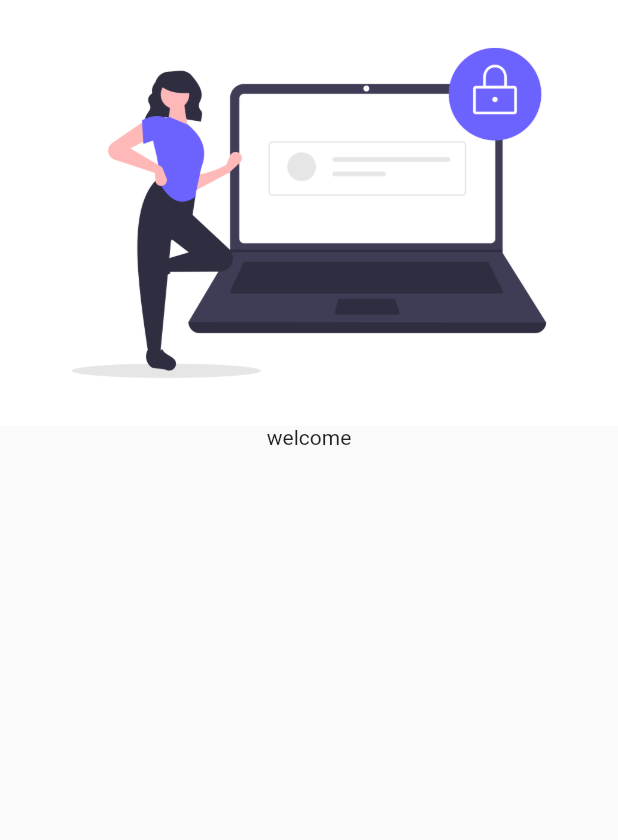
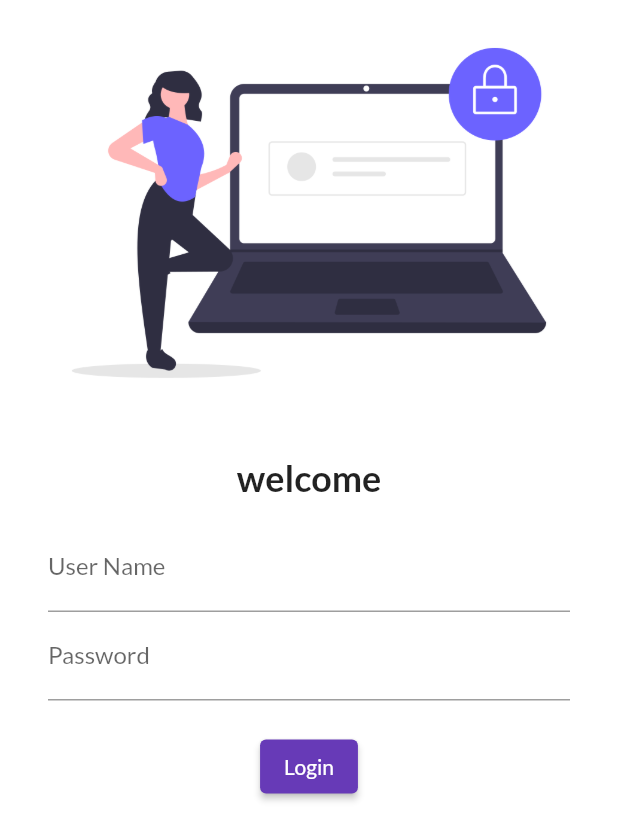
Before and after one commit to someshwari-rudra/30daysFlutter, a Flutter app: the screen it shows after launch, on a phone screen of 412 x 824 dp. Shown: the top 840 px of the screen. Run offline on Flutter 3.47's test engine with Material 2 defaults, Android fonts, the phone set to English and light mode, and no system bars; our stand-ins replace google_fonts.

Commit message:
flutter day4 completed

```diff
--- a/bloodbank/lib/main.dart
+++ b/bloodbank/lib/main.dart
@@ -1,6 +1,7 @@
 // import 'package:bloodbank/pages/home_page.dart';
 import 'package:bloodbank/pages/login_page.dart';
 import 'package:flutter/material.dart';
+import 'package:google_fonts/google_fonts.dart';
 
 void main() {
   runApp(MyApp());
@@ -13,7 +14,9 @@
   Widget build(BuildContext context) {
     return MaterialApp(
       themeMode: ThemeMode.light,
-      theme: ThemeData(primarySwatch: Colors.lightBlue),
+      theme: ThemeData(
+          primarySwatch: Colors.deepPurple,
+          fontFamily: GoogleFonts.lato().fontFamily),
       home: loginPage(),
     );
   }
--- a/bloodbank/lib/pages/login_page.dart
+++ b/bloodbank/lib/pages/login_page.dart
@@ -6,13 +6,49 @@
   @override
   Widget build(BuildContext context) {
     return Material(
+      color: Colors.white,
       child: Column(
         children: [
           Image.asset(
             "assets/images/login.png",
             fit: BoxFit.cover,
           ),
-          Text("welcome")
+          SizedBox(
+            height: 20.0,
+          ),
+          Text(
+            "welcome",
+            style: TextStyle(fontSize: 24, fontWeight: FontWeight.bold),
+          ),
+          Padding(
+            padding:
+                const EdgeInsets.symmetric(vertical: 16.0, horizontal: 32.0),
+            child: Column(
+              children: [
+                TextFormField(
+                  decoration: InputDecoration(
+                    hintText: "Enter User Name",
+                    labelText: "User Name",
+                  ),
+                ),
+                TextFormField(
+                  obscureText: true,
+                  decoration: InputDecoration(
+                    hintText: "Enter Password",
+                    labelText: "Password",
+                  ),
+                ),
+                SizedBox(
+                  height: 20.0,
+                ),
+                ElevatedButton(
+                  child: Text("Login"),
+                  style: TextButton.styleFrom(),
+                  onPressed: () {},
+                )
+              ],
+            ),
+          )
         ],
       ),
     );
```
